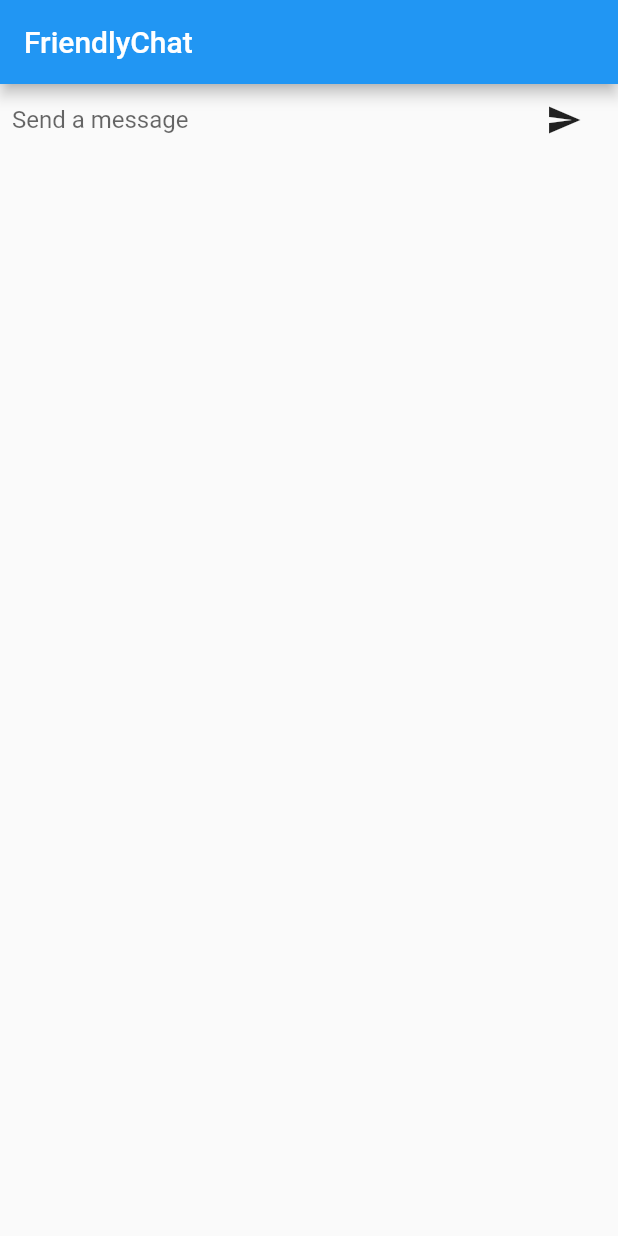
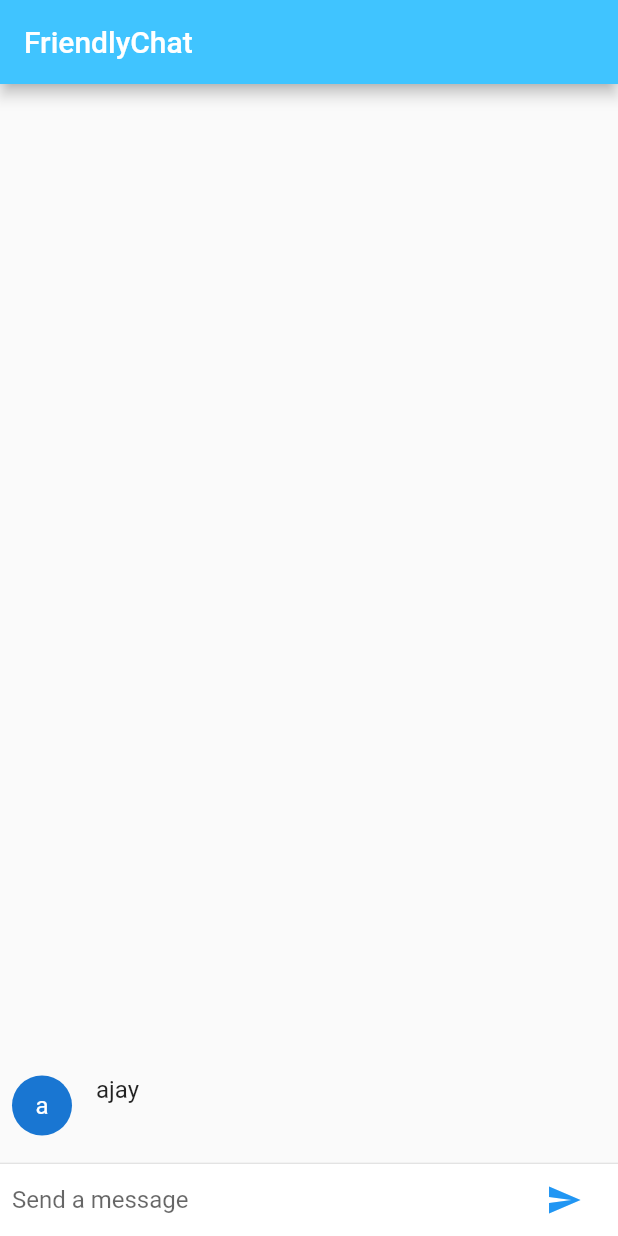
Before and after one commit to ajaydatla/chatbot, a Flutter app: the screen it shows after launch, after a tap on the "send" icon, on a phone screen of 412 x 824 dp. Run offline on Flutter 3.47's test engine with Material 2 defaults, Android fonts, the phone set to English and light mode, and no system bars.

```diff
--- a/lib/main.dart
+++ b/lib/main.dart
@@ -1,10 +1,12 @@
 import 'package:flutter/material.dart';
 
-void main(){
+const String _name = "ajay";
+
+void main() {
   runApp(FriendlychatApp());
 }
 
-class FriendlychatApp extends StatelessWidget{
+class FriendlychatApp extends StatelessWidget {
   @override
   Widget build(BuildContext context) {
     return MaterialApp(
@@ -13,27 +15,48 @@ class FriendlychatApp extends StatelessWidget{
     );
   }
 }
-class ChatScreen extends StatefulWidget{
+
+class ChatScreen extends StatefulWidget {
   @override
   State createState() => ChatScreenState();
 }
 
-class ChatScreenState extends State<ChatScreen>{
-
+class ChatScreenState extends State<ChatScreen> {
+  final List<ChatMessage> _messages = <ChatMessage>[];
   final TextEditingController _textController = new TextEditingController();
   @override
   Widget build(BuildContext context) {
-
     return Scaffold(
       appBar: AppBar(
         title: Text("FriendlyChat"),
+        backgroundColor: Colors.lightBlueAccent,
       ),
-      body: _buildTextComposer(),
+      body: Column(
+        children: <Widget>[
+          Flexible(
+            child: new ListView.builder(
+              padding: new EdgeInsets.all(8.0),
+              reverse: true,
+              itemBuilder: (_,int index) => _messages[index],
+              itemCount: _messages.length,
+            ),
+          ),
+          Divider(height: 1.0,),
+          Container(
+            decoration: new BoxDecoration(
+              color: Theme.of(context).cardColor,
+            ),
+            child: _buildTextComposer(),
+          )
+        ],
+      ),
     );
   }
 
-  Widget _buildTextComposer(){
-    return Container(
+  Widget _buildTextComposer() {
+    return new IconTheme(
+        data: new IconThemeData(color: Theme.of(context).accentColor),
+        child: Container(
           margin: const EdgeInsets.symmetric(horizontal: 8.0),
           child: Row(
             children: <Widget>[
@@ -41,21 +64,58 @@ class ChatScreenState extends State<ChatScreen>{
                 child: TextField(
                   controller: _textController,
                   onSubmitted: _handleSubmitted,
-              decoration: new InputDecoration.collapsed(hintText: "Send a message"),
+                  decoration:
+                      new InputDecoration.collapsed(hintText: "Send a message"),
                 ),
               ),
               new Container(
-            margin: new EdgeInsets.symmetric(horizontal: 4.0),           //new
-            child: IconButton(icon: Icon(Icons.send),
+                margin: new EdgeInsets.symmetric(horizontal: 4.0), //new
+                child: IconButton(
+                    icon: Icon(Icons.send),
                     onPressed: () => _handleSubmitted(_textController.text)),
               )
             ],
           ),
-    );
+        ));
   }
 
   void _handleSubmitted(String text) {
     _textController.clear();
+    ChatMessage message = new ChatMessage(                         //new
+      text: text,                                                  //new
+    );                                                             //new
+    setState(() {                                                  //new
+      _messages.insert(0, message);                                //new
+    });
+  }
 }
 
+class ChatMessage extends StatelessWidget {
+  ChatMessage({this.text});
+  final String text;
+  @override
+  Widget build(BuildContext context) {
+    return new Container(
+      margin: const EdgeInsets.symmetric(vertical: 10.0),
+      child: new Row(
+        crossAxisAlignment: CrossAxisAlignment.start,
+        children: <Widget>[
+          new Container(
+            margin: const EdgeInsets.only(right: 16.0),
+            child: new CircleAvatar(child: new Text(_name[0])),
+          ),
+          new Column(
+            crossAxisAlignment: CrossAxisAlignment.start,
+            children: <Widget>[
+              new Text(_name, style: Theme.of(context).textTheme.subhead),
+              new Container(
+                margin: const EdgeInsets.only(top: 5.0),
+                child: new Text(text),
+              ),
+            ],
+          ),
+        ],
+      ),
+    );
   }
+}
```
Lines whose indentation alone changed are shown as unchanged.
